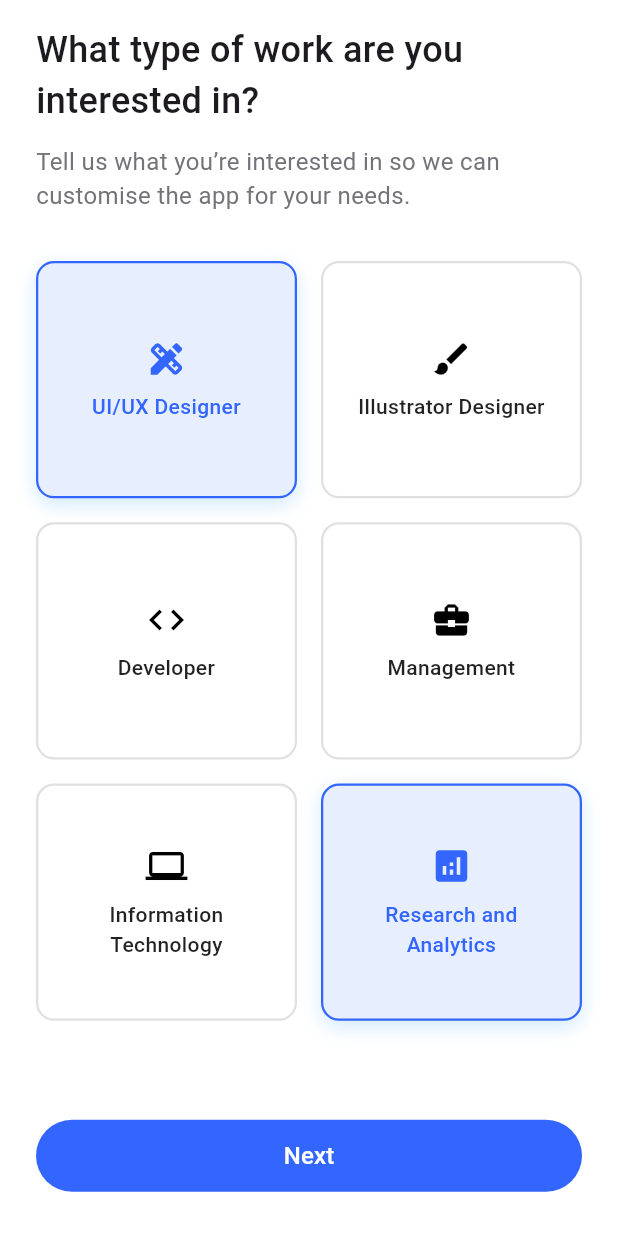
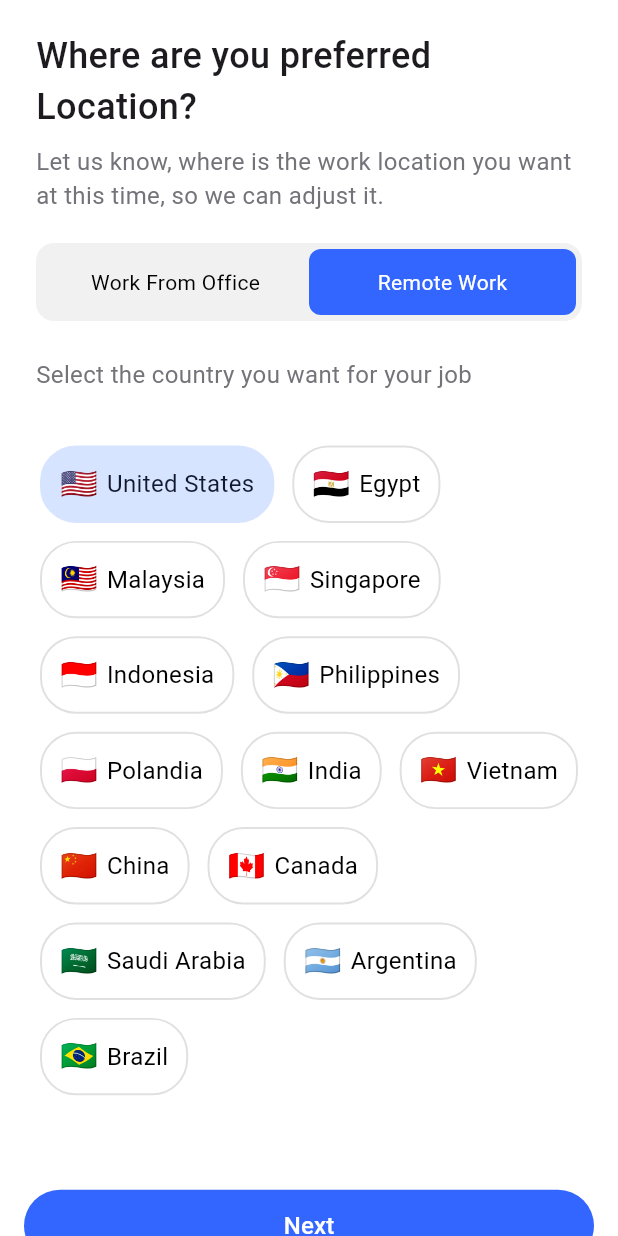
Before and after one commit to AhmedHussien249/jobsque-app, a Flutter app: the CreateAccountCustomizationView screen opened by its route, after a tap on "Next", on a phone screen of 412 x 824 dp. Run offline on Flutter 3.47's test engine with Material 3 defaults, Android fonts, the light colour scheme and no system bars; our stand-ins replace font_awesome_flutter, get_it, go_router, shared_preferences, smooth_page_indicator; accounts and stored records are empty.

Commit message:
create account ui done

```diff
--- a/lib/core/utils/app_assets.dart
+++ b/lib/core/utils/app_assets.dart
@@ -8,4 +8,5 @@ class AppAssets {
   static const String sms = 'assets/icons/sms.svg';
   static const String checkYourEmail = 'assets/images/Email Ilustration.png';
   static const String openEmail = 'assets/images/open email.png';
+  static const String person = 'assets/images/person.png';
 }
--- a/lib/core/utils/app_router.dart
+++ b/lib/core/utils/app_router.dart
@@ -4,8 +4,10 @@ import 'package:jobsque/features/auth/presentation/views/create_account_customiz
 import 'package:jobsque/features/auth/presentation/views/create_account_view.dart';
 import 'package:jobsque/features/auth/presentation/views/create_new_password_view.dart';
 import 'package:jobsque/features/auth/presentation/views/forget_password_view.dart';
+import 'package:jobsque/features/auth/presentation/views/login_view.dart';
 import 'package:jobsque/features/auth/presentation/views/password_changed_view.dart';
-import 'package:jobsque/features/auth/presentation/views/login_view.dart';
+import 'package:jobsque/features/auth/presentation/views/prefered_location_view.dart';
+import 'package:jobsque/features/auth/presentation/views/your_account_has_been_set_up.dart';
 import 'package:jobsque/features/intro/presentation/views/on_boarding_view.dart';
 import 'package:jobsque/features/intro/presentation/views/splash_view.dart';
 
@@ -17,7 +19,10 @@ abstract class AppRouter {
   static const kCreateNewPasswordView = '/createNewPasswordView';
   static const kPasswordChangedView = '/passwordChangedView';
   static const kCreateAccountView = '/createAccountView';
-  static const kCreateAccountCustomizationView = '/createAccountCustomizationView';
+  static const kCreateAccountCustomizationView =
+      '/createAccountCustomizationView';
+  static const kPreferedLocactionView = '/preferedLocactionView';
+  static const kYourAccountHasBeenSetUp = '/yourAccountHasBeenSetUp';
 
   static final router = GoRouter(
     routes: [
@@ -51,6 +56,14 @@ abstract class AppRouter {
         path: kCreateAccountCustomizationView,
         builder: (context, state) => CreateAccountCustomizationView(),
       ),
+      GoRoute(
+        path: kPreferedLocactionView,
+        builder: (context, state) => PreferedLocationView(),
+      ),
+      GoRoute(
+        path: kYourAccountHasBeenSetUp,
+        builder: (context, state) => YourAccountHasBeenSetUp(),
+      ),
     ],
   );
 }
--- /dev/null
+++ b/lib/features/auth/data/models/country_model.dart
@@ -0,0 +1,25 @@
+class CountryModel {
+  final String name;
+  final String flag;
+
+  CountryModel({required this.name, required this.flag});
+
+
+
+  static final List<CountryModel> countries = [
+    CountryModel(name: 'United States', flag: '🇺🇸'),
+    CountryModel(name: 'Egypt', flag: '🇪🇬'),
+    CountryModel(name: 'Malaysia', flag: '🇲🇾'),
+    CountryModel(name: 'Singapore', flag: '🇸🇬'),
+    CountryModel(name: 'Indonesia', flag: '🇮🇩'),
+    CountryModel(name: 'Philippines', flag: '🇵🇭'),
+    CountryModel(name: 'Polandia', flag: '🇵🇱'),
+    CountryModel(name: 'India', flag: '🇮🇳'),
+    CountryModel(name: 'Vietnam', flag: '🇻🇳'),
+    CountryModel(name: 'China', flag: '🇨🇳'),
+    CountryModel(name: 'Canada', flag: '🇨🇦'),
+    CountryModel(name: 'Saudi Arabia', flag: '🇸🇦'),
+    CountryModel(name: 'Argentina', flag: '🇦🇷'),
+    CountryModel(name: 'Brazil', flag: '🇧🇷'),
+  ];
+}
--- /dev/null
+++ b/lib/features/auth/data/models/selectable_items_model.dart
@@ -0,0 +1,20 @@
+import 'package:flutter/material.dart';
+
+class SelectableItemModel {
+  final String title;
+  final IconData icon;
+
+  const SelectableItemModel({
+    required this.title,
+    required this.icon,
+  });
+
+  static const List<SelectableItemModel> items = [
+    SelectableItemModel(title: 'UI/UX Designer', icon: Icons.design_services),
+    SelectableItemModel(title: 'Illustrator Designer', icon: Icons.brush),
+    SelectableItemModel(title: 'Developer', icon: Icons.code),
+    SelectableItemModel(title: 'Management', icon: Icons.business_center),
+    SelectableItemModel(title: 'Information Technology', icon: Icons.computer),
+    SelectableItemModel(title: 'Research and Analytics', icon: Icons.analytics),
+  ];
+}
--- a/lib/features/auth/presentation/views/create_account_customization_view.dart
+++ b/lib/features/auth/presentation/views/create_account_customization_view.dart
@@ -1,4 +1,6 @@
 import 'package:flutter/material.dart';
+import 'package:go_router/go_router.dart';
+import 'package:jobsque/core/utils/app_router.dart';
 import 'package:jobsque/core/utils/app_strings.dart';
 import 'package:jobsque/core/utils/app_styles.dart';
 import 'package:jobsque/core/widgets/custom_button.dart';
@@ -50,7 +52,7 @@ class _CreateAccountCustomizationViewState
                 padding: const EdgeInsets.symmetric(horizontal: 24),
                 child: CustomButton(
                   onPressed: () {
-                    // Proceed to next step
+                    GoRouter.of(context).push(AppRouter.kPreferedLocactionView);
                   },
 
                   text: 'Next',
--- /dev/null
+++ b/lib/features/auth/presentation/views/prefered_location_view.dart
@@ -0,0 +1,16 @@
+import 'package:flutter/material.dart';
+import 'package:jobsque/features/auth/presentation/widgets/prefered_location_content.dart';
+
+class PreferedLocationView extends StatefulWidget {
+  const PreferedLocationView({super.key});
+
+  @override
+  State<PreferedLocationView> createState() => _PreferedLocationViewState();
+}
+
+class _PreferedLocationViewState extends State<PreferedLocationView> {
+  @override
+  Widget build(BuildContext context) {
+    return Scaffold(body: SafeArea(child: PreferedLocationContent()));
+  }
+}
--- /dev/null
+++ b/lib/features/auth/presentation/views/your_account_has_been_set_up.dart
@@ -0,0 +1,57 @@
+import 'package:flutter/material.dart';
+import 'package:go_router/go_router.dart';
+import 'package:jobsque/core/utils/app_assets.dart';
+import 'package:jobsque/core/utils/app_router.dart';
+import 'package:jobsque/core/utils/app_styles.dart';
+import 'package:jobsque/core/widgets/custom_button.dart';
+
+class YourAccountHasBeenSetUp extends StatelessWidget {
+  const YourAccountHasBeenSetUp({super.key});
+
+  @override
+  Widget build(BuildContext context) {
+    return Scaffold(
+      appBar: AppBar(
+        backgroundColor: Colors.white,
+        elevation: 0,
+        iconTheme: const IconThemeData(color: Color(0XFF292D32)),
+      ),
+      body: SafeArea(
+        child: Padding(
+          padding: const EdgeInsets.symmetric(horizontal: 24, vertical: 16),
+          child: CheckYourEmailContent(),
+        ),
+      ),
+    );
+  }
+}
+
+class CheckYourEmailContent extends StatelessWidget {
+  const CheckYourEmailContent({super.key});
+
+  @override
+  Widget build(BuildContext context) {
+    return Column(
+      mainAxisAlignment: MainAxisAlignment.center,
+
+      children: [
+        Spacer(),
+        Center(
+          child: Image.asset(AppAssets.person, width: 173, height: 142),
+        ),
+        SizedBox(height: 24),
+        Text('Your account has been set up!', style: AppStyles.medium24),
+        SizedBox(height: 12),
+        Text(
+          'We have customized feeds according to your preferences',
+          style: AppStyles.regular16.copyWith(color: const Color(0xff6B7280)),
+          textAlign: TextAlign.center,
+        ),
+        Spacer(),
+        CustomButton(text: 'Get started', onPressed: () {
+          GoRouter.of(context).push( AppRouter.kCreateNewPasswordView);
+        }),
+      ],
+    );
+  }
+}
--- /dev/null
+++ b/lib/features/auth/presentation/widgets/prefered_location_bottom_section.dart
@@ -0,0 +1,99 @@
+import 'dart:developer';
+
+import 'package:flutter/material.dart';
+import 'package:go_router/go_router.dart';
+import 'package:jobsque/core/utils/app_router.dart';
+import 'package:jobsque/core/utils/app_styles.dart';
+import 'package:jobsque/core/widgets/custom_button.dart';
+import 'package:jobsque/features/auth/data/models/country_model.dart';
+
+class PreferedLocationButtomSection extends StatefulWidget {
+  const PreferedLocationButtomSection({super.key});
+
+  @override
+  State<PreferedLocationButtomSection> createState() =>
+      _PreferedLocationButtomSectionState();
+}
+
+class _PreferedLocationButtomSectionState
+    extends State<PreferedLocationButtomSection> {
+  Set<int> selectedCountries = {0};
+  final allCountries = CountryModel.countries;
+
+  @override
+  Widget build(BuildContext context) {
+    return Column(
+      children: [
+        Padding(
+          padding: const EdgeInsets.symmetric(horizontal: 16),
+          child: Wrap(
+            spacing: 12,
+            runSpacing: 12,
+            children: List.generate(allCountries.length, (index) {
+              final country = allCountries[index];
+              final selected = selectedCountries.contains(index);
+              return GestureDetector(
+                onTap: () {
+                  setState(() {
+                    if (selected) {
+                      selectedCountries.remove(index);
+                    } else {
+                      selectedCountries.add(index);
+                    }
+                  });
+                },
+                child: Container(
+                  padding: const EdgeInsets.symmetric(
+                    horizontal: 12,
+                    vertical: 10,
+                  ),
+                  decoration: BoxDecoration(
+                    color: selected ? const Color(0xffD6E4FF) : Colors.white,
+                    border: Border.all(
+                      color: selected
+                          ? const Color(0xffD6E4FF)
+                          : Colors.grey.shade300,
+                      width: 1.3,
+                    ),
+                    borderRadius: BorderRadius.circular(24),
+                  ),
+                  child: Row(
+                    mainAxisSize: MainAxisSize.min,
+                    children: [
+                      Text(country.flag, style: const TextStyle(fontSize: 20)),
+                      const SizedBox(width: 6),
+                      Text(
+                        country.name,
+                        style: AppStyles.regular16.copyWith(
+                          color: selected
+                              ? const Color(0xFF11182E)
+                              : Colors.black,
+                        ),
+                      ),
+                    ],
+                  ),
+                ),
+              );
+            }),
+          ),
+        ),
+        Padding(
+          padding: const EdgeInsets.only(right: 16, left: 16, top: 63),
+          child: SizedBox(
+            width: double.infinity,
+            child: CustomButton(
+              onPressed: () {
+                log(
+                  "Selected: ${selectedCountries.map((i) => CountryModel.countries[i].name).toList()}",
+                );
+                GoRouter.of(context).push(AppRouter.kYourAccountHasBeenSetUp);
+              },
+
+              text: 'Next',
+            ),
+          ),
+        ),
+      ],
+    );
+  }
+}
--- /dev/null
+++ b/lib/features/auth/presentation/widgets/prefered_location_content.dart
@@ -0,0 +1,25 @@
+import 'package:flutter/material.dart';
+import 'package:jobsque/features/auth/presentation/widgets/prefered_location_bottom_section.dart';
+import 'package:jobsque/features/auth/presentation/widgets/prefered_location_top_section.dart';
+
+class PreferedLocationContent extends StatelessWidget {
+  const PreferedLocationContent({super.key});
+
+  @override
+  Widget build(BuildContext context) {
+    return ScrollConfiguration(
+      behavior: const ScrollBehavior().copyWith(overscroll: false),
+      child: CustomScrollView(
+        physics: const BouncingScrollPhysics(),
+        slivers: [
+          SliverToBoxAdapter(child: const PreferedLocationTopSection()),
+
+          /// ✅ Country Grid using SliverToBoxAdapter + Wrap
+          SliverToBoxAdapter(child: const PreferedLocationButtomSection()),
+
+          /// ✅ Next Button
+        ],
+      ),
+    );
+  }
+}
--- /dev/null
+++ b/lib/features/auth/presentation/widgets/prefered_location_top_section.dart
@@ -0,0 +1,98 @@
+import 'package:flutter/material.dart';
+import 'package:jobsque/core/utils/app_styles.dart';
+
+class PreferedLocationTopSection extends StatefulWidget {
+  const PreferedLocationTopSection({super.key});
+
+  @override
+  State<PreferedLocationTopSection> createState() =>
+      _PreferedLocationTopSectionState();
+}
+
+class _PreferedLocationTopSectionState
+    extends State<PreferedLocationTopSection> {
+  bool isRemote = true;
+
+  @override
+  Widget build(BuildContext context) {
+    return Padding(
+      padding: EdgeInsets.symmetric(horizontal: 24, vertical: 20),
+      child: Column(
+        crossAxisAlignment: CrossAxisAlignment.start,
+        children: [
+          Text('Where are you preferred\nLocation?', style: AppStyles.medium24),
+          const SizedBox(height: 8),
+          Text(
+            'Let us know, where is the work location you want at this time, so we can adjust it.',
+            style: AppStyles.regular16.copyWith(color: const Color(0xff737379)),
+          ),
+          const SizedBox(height: 20),
+
+          /// ✅ Toggle Button
+          Container(
+            padding: const EdgeInsets.all(4),
+            decoration: BoxDecoration(
+              color: const Color(0xFFF1F1F1),
+              borderRadius: BorderRadius.circular(12),
+            ),
+            child: Row(
+              children: [
+                Expanded(
+                  child: GestureDetector(
+                    onTap: () => setState(() => isRemote = false),
+                    child: Container(
+                      padding: const EdgeInsets.symmetric(vertical: 12),
+                      decoration: BoxDecoration(
+                        color: !isRemote
+                            ? const Color(0xff3366FF)
+                            : Colors.transparent,
+                        borderRadius: BorderRadius.circular(8),
+                      ),
+                      child: Center(
+                        child: Text(
+                          'Work From Office',
+                          style: TextStyle(
+                            color: !isRemote ? Colors.white : Colors.black,
+                          ),
+                        ),
+                      ),
+                    ),
+                  ),
+                ),
+                Expanded(
+                  child: GestureDetector(
+                    onTap: () => setState(() => isRemote = true),
+                    child: Container(
+                      padding: const EdgeInsets.symmetric(vertical: 12),
+                      decoration: BoxDecoration(
+                        color: isRemote
+                            ? const Color(0xff3366FF)
+                            : Colors.transparent,
+                        borderRadius: BorderRadius.circular(8),
+                      ),
+                      child: Center(
+                        child: Text(
+                          'Remote Work',
+                          style: TextStyle(
+                            color: isRemote ? Colors.white : Colors.black,
+                          ),
+                        ),
+                      ),
+                    ),
+                  ),
+                ),
+              ],
+            ),
+          ),
+
+          const SizedBox(height: 24),
+          Text(
+            'Select the country you want for your job',
+            style: AppStyles.regular16.copyWith(color: const Color(0xff737379)),
+          ),
+          const SizedBox(height: 16),
+        ],
+      ),
+    );
+  }
+}
--- a/lib/features/auth/presentation/widgets/selectable_items_sliver_grid.dart
+++ b/lib/features/auth/presentation/widgets/selectable_items_sliver_grid.dart
@@ -1,5 +1,6 @@
 
 import 'package:flutter/material.dart';
+import 'package:jobsque/features/auth/data/models/selectable_items_model.dart';
 import 'package:jobsque/features/auth/presentation/widgets/selectable_items.dart';
 
 class SelectableItemSliverGrid extends StatefulWidget {
@@ -10,30 +11,13 @@ class SelectableItemSliverGrid extends StatefulWidget {
 }
 
 class _SelectableItemSliverGridState extends State<SelectableItemSliverGrid> {
-  final List<String> options = [
-    'UI/UX Designer',
-    'Illustrator Designer',
-    'Developer',
-    'Management',
-    'Information Technology',
-    'Research and Analytics',
-  ];
 
-  final List<IconData> icons = [
-    Icons.design_services,
-    Icons.brush,
-    Icons.code,
-    Icons.business_center,
-    Icons.computer,
-    Icons.analytics,
-  ];
 
   final Set<int> selectedIndex = {0, 5};
   @override
   Widget build(BuildContext context) {
-    return Expanded(
-      child: SliverGrid.builder(
-        itemCount: options.length,
+    return SliverGrid.builder(
+      itemCount: SelectableItemModel.items.length,
       gridDelegate: const SliverGridDelegateWithFixedCrossAxisCount(
         crossAxisCount: 2,
         mainAxisSpacing: 16,
@@ -41,9 +25,10 @@ class _SelectableItemSliverGridState extends State<SelectableItemSliverGrid> {
         childAspectRatio: 1.1,
       ),
       itemBuilder: (context, index) {
+        final item = SelectableItemModel.items[index];
         return SelectableItem(
-            title: options[index],
-            icon: icons[index],
+          title: item.title,
+          icon: item.icon,
           isSelected: selectedIndex.contains(index),
           onTap: () {
             setState(() {
@@ -56,7 +41,6 @@ class _SelectableItemSliverGridState extends State<SelectableItemSliverGrid> {
           },
         );
       },
-      ),
     );
   }
 }
--- a/pubspec.yaml
+++ b/pubspec.yaml
@@ -28,6 +28,7 @@ environment:
 # the latest version available on pub.dev. To see which dependencies have newer
 # versions available, run `flutter pub outdated`.
 dependencies:
+  country_picker: ^2.0.27
   cupertino_icons: ^1.0.8
   flutter:
     sdk: flutter
```
Also changed, not shown: assets/images/person.png (added), pubspec.lock. Lines whose indentation alone changed are shown as unchanged.
